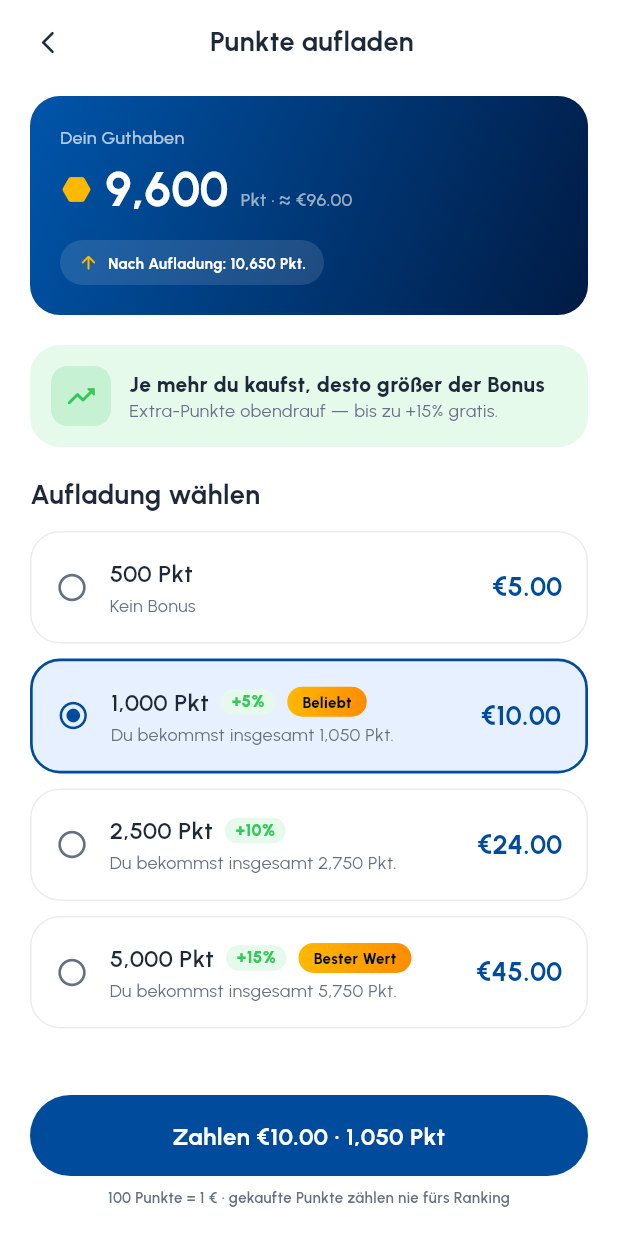
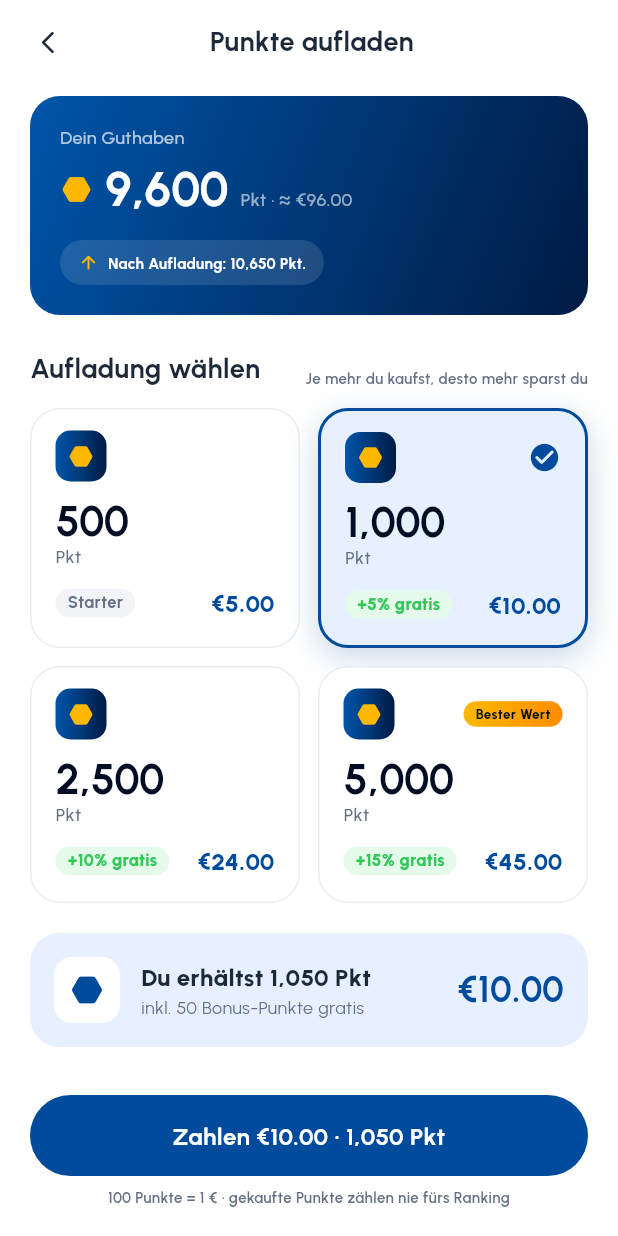
Before and after one commit to COREVIONLABS/EMBAapp-native, a Flutter app: the BuyPointsScreen screen opened directly, on a phone screen of 412 x 824 dp. Run offline on Flutter 3.47's test engine with Material 3 defaults, Android fonts, the phone set to English and light mode, and no system bars; our stand-ins replace flutter_svg.

Commit message:
Localise leftover English; redesign Buy Points RevPoints-style
Translations: fixed the last user-facing English strings — the scratch
card ("Jetzt freirubbeln" / "Mit dem Finger wischen"), the product
description, search empty-state, card-expiry labels, and squad "Nr."
prefix. Audited every tr()/trp() key and every raw Text() literal; the
only remaining untranslated keys are proper nouns and emails that read
the same in German.

Buy Points: reworked the top-up screen into a Revolut RevPoints-style
tile grid — a 2x2 grid of amount tiles with a hexagon token, a big
number, a bonus chip ("+X% gratis") and price; the selected tile lifts
with a brand border, tint and glow plus a check; a summary card spells
out total points incl. bonus and the price. Cleaner and more premium
than the old radio list.

Co-Authored-By: Claude Opus 4.8 <noreply@anthropic.com>
Claude-Session: https://claude.ai/code/session_0138H2TPm9wvb2D54WvCY8tL

```diff
--- a/lib/l10n/strings.dart
+++ b/lib/l10n/strings.dart
@@ -2191,4 +2191,21 @@ const Map<String, String> _de = {
       'Deine {n} Freilose sind schon dabei — setze Extra-Lose ein, um deine Chance zu erhöhen.',
   'You have no free lots yet — add a lot with points to enter.':
       'Du hast noch keine Freilose — setze ein Los mit Punkten ein, um teilzunehmen.',
+
+  // ── Translation-audit fixes ────────────────────────────────
+  'Scratch here': 'Jetzt freirubbeln',
+  'Swipe your finger': 'Mit dem Finger wischen',
+  'No.': 'Nr.',
+  // Buy-points (RevPoints-style) tiles
+  'The more you buy, the more you save': 'Je mehr du kaufst, desto mehr sparst du',
+  'You get {n} pts': 'Du erhältst {n} Pkt',
+  'incl. {n} bonus points free': 'inkl. {n} Bonus-Punkte gratis',
+  'No bonus on this pack': 'Kein Bonus bei diesem Paket',
+  'free': 'gratis',
+  'Starter': 'Starter',
+  'Expires': 'Gültig bis',
+  'Exp': 'Gültig bis',
+  'No results for “{n}”.': 'Keine Ergebnisse für „{n}“.',
+  'Official FC Schalke 04 merchandise for the 2025/26 season. Made from recycled polyester for comfort and sustainability, with the iconic royal-blue design.':
+      'Offizielles FC Schalke 04 Merchandise für die Saison 2025/26. Aus recyceltem Polyester für Komfort und Nachhaltigkeit, im ikonischen königsblauen Design.',
 };
--- a/lib/screens/buy_points_screen.dart
+++ b/lib/screens/buy_points_screen.dart
@@ -87,35 +87,49 @@ class _BuyPointsScreenState extends State<BuyPointsScreen> {
             ),
           ]),
         ),
-        const SizedBox(height: 20),
-        // ── Escalating-bonus explainer (Revolut RevPoints idea) ──
+        const SizedBox(height: 24),
+        // ── Choose a pack (RevPoints-style tile grid) ──
+        Row(crossAxisAlignment: CrossAxisAlignment.end, children: [
+          Expanded(child: Text(tr('Choose a top-up'), style: AppText.label1)),
+          Text(tr('The more you buy, the more you save'), style: AppText.caption1.copyWith(color: AppColors.textLight)),
+        ]),
+        const SizedBox(height: 14),
+        for (var r = 0; r < _packs.length; r += 2) ...[
+          IntrinsicHeight(
+            child: Row(crossAxisAlignment: CrossAxisAlignment.stretch, children: [
+              Expanded(child: _PackTile(
+                points: _packs[r].$1, price: _packs[r].$2, bonus: _packs[r].$3, badge: _packs[r].$4,
+                selected: r == _sel, onTap: () => setState(() => _sel = r),
+              )),
+              const SizedBox(width: 12),
+              if (r + 1 < _packs.length)
+                Expanded(child: _PackTile(
+                  points: _packs[r + 1].$1, price: _packs[r + 1].$2, bonus: _packs[r + 1].$3, badge: _packs[r + 1].$4,
+                  selected: r + 1 == _sel, onTap: () => setState(() => _sel = r + 1),
+                ))
+              else
+                const Expanded(child: SizedBox()),
+            ]),
+          ),
+          const SizedBox(height: 12),
+        ],
+        const SizedBox(height: 8),
+        // ── Selected-pack summary ──
         Container(
-          padding: const EdgeInsets.all(14),
-          decoration: BoxDecoration(color: AppColors.successBg, borderRadius: BorderRadius.circular(AppRadii.card)),
+          padding: const EdgeInsets.all(16),
+          decoration: BoxDecoration(color: AppColors.brandLightest, borderRadius: BorderRadius.circular(AppRadii.card)),
           child: Row(children: [
-            Container(width: 40, height: 40, decoration: BoxDecoration(color: AppColors.success.withValues(alpha: 0.18), borderRadius: BorderRadius.circular(11)), child: const Icon(Icons.trending_up_rounded, color: AppColors.success, size: 22)),
-            const SizedBox(width: 12),
+            Container(width: 44, height: 44, decoration: BoxDecoration(color: AppColors.surface, borderRadius: BorderRadius.circular(12)), child: const Icon(Icons.hexagon_rounded, color: AppColors.brandPrimary, size: 24)),
+            const SizedBox(width: 14),
             Expanded(child: Column(crossAxisAlignment: CrossAxisAlignment.start, children: [
-              Text(tr('The more you buy, the bigger the bonus'), style: AppText.body2.copyWith(color: AppColors.textDarker, fontWeight: FontWeight.w800)),
-              Text(tr('Extra points on top — up to +15% free.'), style: AppText.body3Regular),
+              Text(trp('You get {n} pts', n: FanModel.fmtPublic(_total)), style: AppText.label2.copyWith(color: AppColors.textDarker, fontWeight: FontWeight.w800)),
+              const SizedBox(height: 2),
+              Text(_bonus > 0 ? trp('incl. {n} bonus points free', n: FanModel.fmtPublic(_bonus)) : tr('No bonus on this pack'), style: AppText.body3Regular),
             ])),
+            Text('€${p.$2.toStringAsFixed(2)}', style: AppText.h2.copyWith(color: AppColors.brandPrimary, fontSize: 24)),
           ]),
         ),
-        const SizedBox(height: 20),
-        Text(tr('Choose a top-up'), style: AppText.label1),
-        const SizedBox(height: 12),
-        for (var i = 0; i < _packs.length; i++) ...[
-          _PackTile(
-            points: _packs[i].$1,
-            price: _packs[i].$2,
-            bonus: _packs[i].$3,
-            badge: _packs[i].$4,
-            selected: i == _sel,
-            onTap: () => setState(() => _sel = i),
-          ),
-          const SizedBox(height: 10),
-        ],
-        const SizedBox(height: 10),
+        const SizedBox(height: 24),
 
         // ── Payment method ──
         Text(tr('Payment method'), style: AppText.label2),
@@ -165,40 +179,51 @@ class _PackTile extends StatelessWidget {
 
   @override
   Widget build(BuildContext context) {
-    final bonusPts = (points * bonus / 100).round();
-    final total = points + bonusPts;
     return Tappable(
       scale: 0.98,
       onTap: onTap,
-      child: Container(
-        padding: const EdgeInsets.all(16),
+      child: AnimatedContainer(
+        duration: const Duration(milliseconds: 160),
+        padding: const EdgeInsets.fromLTRB(16, 14, 16, 16),
         decoration: BoxDecoration(
           color: selected ? AppColors.brandLightest : AppColors.surface,
           borderRadius: BorderRadius.circular(AppRadii.card),
-          border: Border.all(color: selected ? AppColors.brandPrimary : AppColors.borderLightest, width: selected ? 1.8 : 1),
+          border: Border.all(color: selected ? AppColors.brandPrimary : AppColors.borderLightest, width: selected ? 2 : 1),
+          boxShadow: selected ? [BoxShadow(color: AppColors.brandPrimary.withValues(alpha: 0.22), blurRadius: 18, offset: const Offset(0, 6))] : null,
         ),
-        child: Row(children: [
-          Icon(selected ? Icons.radio_button_checked_rounded : Icons.radio_button_unchecked_rounded,
-              color: selected ? AppColors.brandPrimary : AppColors.textLight, size: 22),
-          const SizedBox(width: 14),
-          Expanded(child: Column(crossAxisAlignment: CrossAxisAlignment.start, children: [
+        child: Column(
+          crossAxisAlignment: CrossAxisAlignment.start,
+          children: [
+            // Top row: hexagon token + selected check
             Row(children: [
-              Text('${FanModel.fmtPublic(points)} ${tr('pts')}', style: AppText.label2.copyWith(color: AppColors.textDarker)),
-              if (bonus > 0) ...[
-                const SizedBox(width: 8),
-                Pill(color: AppColors.successBg, padding: const EdgeInsets.symmetric(horizontal: 7, vertical: 2), child: Text('+$bonus%', style: AppText.caption1.copyWith(color: AppColors.success, fontWeight: FontWeight.w800, fontSize: 11))),
-              ],
-              if (badge != null) ...[
-                const SizedBox(width: 8),
-                Pill(gradient: const LinearGradient(colors: AppColors.goldGradient), child: Text(tr(badge!), style: AppText.caption1.copyWith(color: AppColors.brandDarkest, fontWeight: FontWeight.w800, fontSize: 10))),
-              ],
+              Container(
+                width: 34, height: 34,
+                decoration: BoxDecoration(gradient: const LinearGradient(colors: AppColors.pointsGradient), borderRadius: BorderRadius.circular(10)),
+                child: const Icon(Icons.hexagon_rounded, color: AppColors.gold, size: 18),
+              ),
+              const Spacer(),
+              if (selected)
+                const Icon(Icons.check_circle_rounded, color: AppColors.brandPrimary, size: 22)
+              else if (badge != null)
+                Pill(gradient: const LinearGradient(colors: AppColors.goldGradient), padding: const EdgeInsets.symmetric(horizontal: 8, vertical: 3), child: Text(tr(badge!), style: AppText.caption1.copyWith(color: AppColors.brandDarkest, fontWeight: FontWeight.w800, fontSize: 9))),
             ]),
-            const SizedBox(height: 3),
-            Text(bonus > 0 ? trp('You get {n} pts total', n: FanModel.fmtPublic(total)) : tr('No bonus'), style: AppText.body3Regular),
-          ])),
-          const SizedBox(width: 10),
-          Text('€${price.toStringAsFixed(2)}', style: AppText.label1.copyWith(color: AppColors.brandPrimary, fontSize: 18)),
-        ]),
+            const SizedBox(height: 12),
+            // Big amount
+            Text(FanModel.fmtPublic(points), style: AppText.h2.copyWith(color: AppColors.textDarkest, fontSize: 28, height: 1.0)),
+            const SizedBox(height: 2),
+            Text(tr('pts'), style: AppText.body3.copyWith(color: AppColors.textLight)),
+            const SizedBox(height: 12),
+            // Bonus chip + price
+            Row(children: [
+              if (bonus > 0)
+                Pill(color: AppColors.successBg, padding: const EdgeInsets.symmetric(horizontal: 8, vertical: 3), child: Text('+$bonus% ${tr('free')}', style: AppText.caption1.copyWith(color: AppColors.success, fontWeight: FontWeight.w800, fontSize: 11)))
+              else
+                Pill(color: AppColors.surfaceMinimal, padding: const EdgeInsets.symmetric(horizontal: 8, vertical: 3), child: Text(tr('Starter'), style: AppText.caption1.copyWith(color: AppColors.textLight, fontWeight: FontWeight.w700, fontSize: 11))),
+              const Spacer(),
+              Text('€${price.toStringAsFixed(2)}', style: AppText.label2.copyWith(color: AppColors.brandPrimary, fontWeight: FontWeight.w800)),
+            ]),
+          ],
+        ),
       ),
     );
   }
--- a/lib/screens/payment_methods_screen.dart
+++ b/lib/screens/payment_methods_screen.dart
@@ -29,7 +29,7 @@ class PaymentMethodsScreen extends StatelessWidget {
                 Expanded(child: Column(crossAxisAlignment: CrossAxisAlignment.start, children: [
                   Text('${c.$1} ${c.$2}', style: AppText.body2.copyWith(color: AppColors.textDarker)),
                   const SizedBox(height: 2),
-                  Text('Expires ${c.$3}', style: AppText.body3Regular),
+                  Text('${tr('Expires')} ${c.$3}', style: AppText.body3Regular),
                 ])),
                 if (c.$4) Pill(color: AppColors.brandLightest, child: Text(tr('Default'), style: AppText.caption1.copyWith(color: AppColors.brandPrimary))),
               ]),
--- a/lib/screens/product_detail_screen.dart
+++ b/lib/screens/product_detail_screen.dart
@@ -83,7 +83,7 @@ class _ProductDetailScreenState extends State<ProductDetailScreen> {
         const SizedBox(height: 20),
         Text(tr('Description'), style: AppText.label2),
         const SizedBox(height: 6),
-        Text('Official FC Schalke 04 ${p.category.toLowerCase()} item for the 2025/26 season. Made with recycled polyester for comfort and sustainability. Features the iconic royal blue design.',
+        Text(tr('Official FC Schalke 04 merchandise for the 2025/26 season. Made from recycled polyester for comfort and sustainability, with the iconic royal-blue design.'),
             style: AppText.body1.copyWith(color: AppColors.textNormal, height: 1.6, fontSize: 14)),
       ],
     );
--- a/lib/screens/search_screen.dart
+++ b/lib/screens/search_screen.dart
@@ -85,13 +85,13 @@ class _SearchScreenState extends State<SearchScreen> {
         ),
         const SizedBox(height: 20),
         if (_q.isEmpty) ...[
-          _chips('Recent', _recent),
+          _chips(tr('Recent'), _recent),
           const SizedBox(height: 22),
-          _chips('Trending', _trending),
+          _chips(tr('Trending'), _trending),
         ] else if (results.isEmpty)
           Padding(
             padding: const EdgeInsets.only(top: 60),
-            child: Center(child: Text('No results for “$_q”.', style: AppText.body2.copyWith(color: AppColors.textLight))),
+            child: Center(child: Text(trp('No results for “{n}”.', n: _q), style: AppText.body2.copyWith(color: AppColors.textLight))),
           )
         else
           for (final r in results) ...[_ResultRow(r), const SizedBox(height: 8)],
--- a/lib/screens/wallet_detail_screens.dart
+++ b/lib/screens/wallet_detail_screens.dart
@@ -45,7 +45,7 @@ class ManageCardsScreen extends StatelessWidget {
                     mainAxisAlignment: MainAxisAlignment.spaceBetween,
                     children: [
                       Text(tr('Max Mustermann'), style: AppText.body2.copyWith(color: Colors.white70)),
-                      Text('Exp ${c.$3}', style: AppText.body2.copyWith(color: Colors.white70)),
+                      Text('${tr('Exp')} ${c.$3}', style: AppText.body2.copyWith(color: Colors.white70)),
                     ],
                   ),
                 ],
--- a/lib/widgets/scratch_card.dart
+++ b/lib/widgets/scratch_card.dart
@@ -1,5 +1,6 @@
 import 'package:flutter/material.dart';
 import '../theme/app_theme.dart';
+import '../l10n/strings.dart';
 
 /// Real finger-scratch card (ported from the original EMBA prototype),
 /// restyled to the Schalke design. Swipe to erase the cover; the reward
@@ -75,16 +76,16 @@ class _ScratchPainter extends CustomPainter {
       ..shader = const LinearGradient(colors: AppColors.pointsGradient).createShader(rect);
     canvas.drawRect(rect, cover);
     final title = TextPainter(
-      text: const TextSpan(
-        text: 'Scratch Here',
-        style: TextStyle(fontFamily: 'Urbanist', color: Colors.white, fontWeight: FontWeight.w800, fontSize: 22),
+      text: TextSpan(
+        text: tr('Scratch here'),
+        style: const TextStyle(fontFamily: 'Urbanist', color: Colors.white, fontWeight: FontWeight.w800, fontSize: 22),
       ),
       textDirection: TextDirection.ltr,
     )..layout(maxWidth: size.width);
     title.paint(canvas, Offset((size.width - title.width) / 2, size.height / 2 - title.height - 2));
     final sub = TextPainter(
       text: TextSpan(
-        text: 'Swipe your finger',
+        text: tr('Swipe your finger'),
         style: TextStyle(fontFamily: 'Urbanist', color: Colors.white.withValues(alpha: 0.8), fontWeight: FontWeight.w500, fontSize: 13),
       ),
       textDirection: TextDirection.ltr,
```
